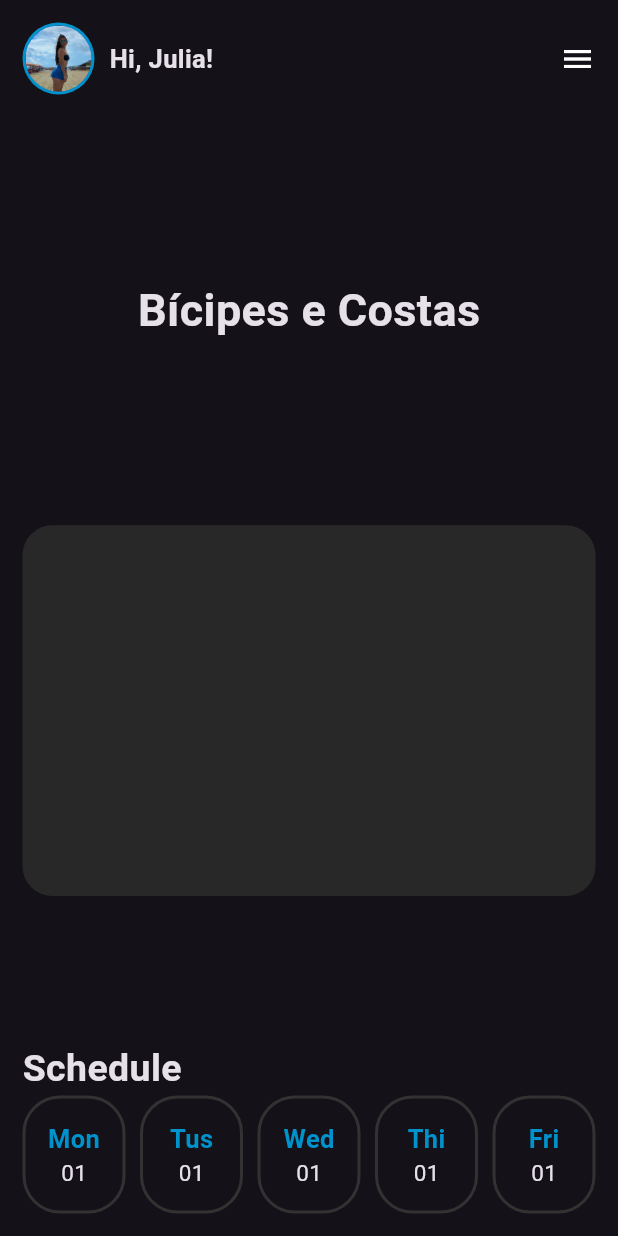
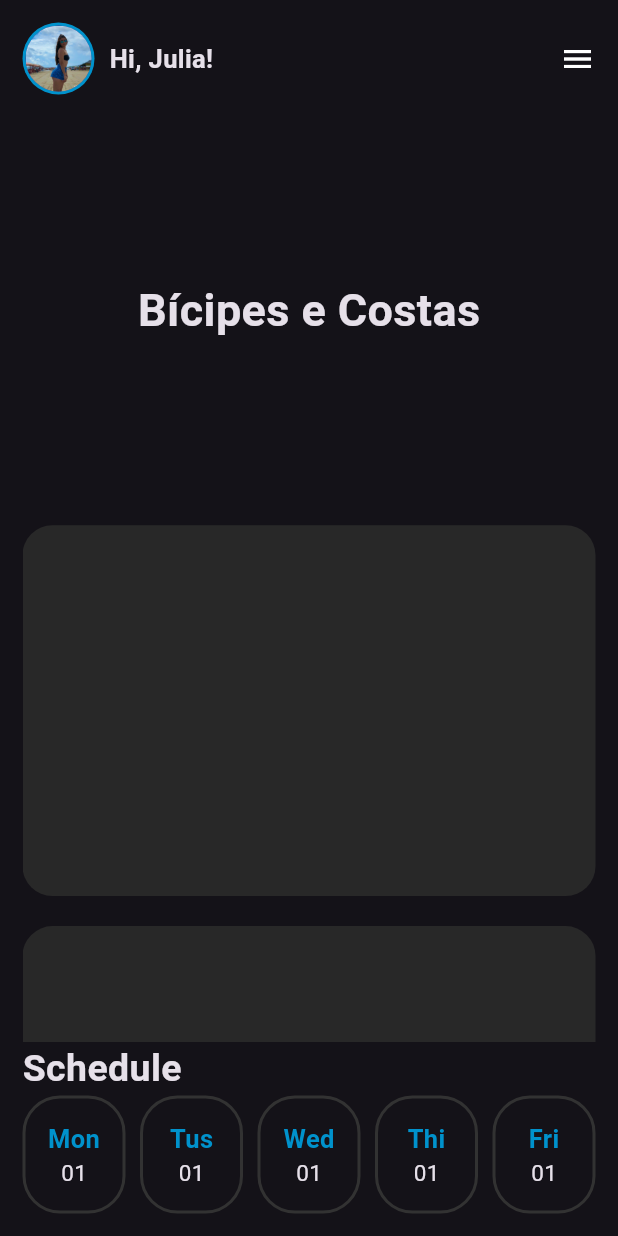
Before and after one commit to fmacedo7/gym_app, a Flutter app: the screen it shows after launch, on a phone screen of 412 x 824 dp. Run offline on Flutter 3.47's test engine with Material 3 defaults, Android fonts, the phone set to English and light mode, and no system bars; our stand-ins replace image_picker; missing offline and left inert: dart:ffi.

```diff
--- a/lib/pages/home_page.dart
+++ b/lib/pages/home_page.dart
@@ -69,10 +69,18 @@ class _HomePageState extends State<HomePage> {
                   ),
                 ),
               ),
-              const WorkoutCards(
-                children: [],
+              Expanded(
+                child: SingleChildScrollView(
+                  child: Column(
+                    children: List.generate(7, (index) {
+                      return const WorkoutCards(
+                        children: [],
+                      );
+                    }),
+                  ),
+                ),
               ),
-              const Spacer(),
+              // const Spacer(),
               const Text(
                 'Schedule',
                 style: TextStyle(fontWeight: FontWeight.bold, fontSize: 25),
```
